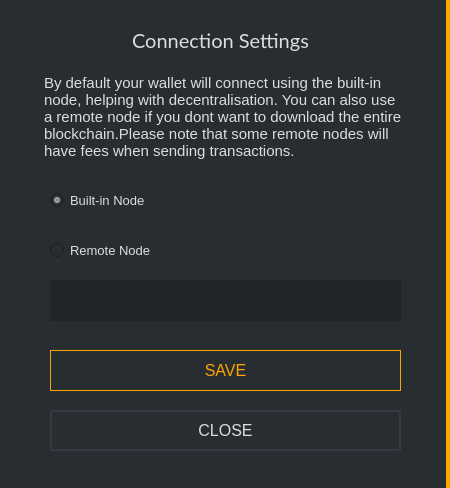
Qt form src/gui/ui/nodesettings.ui (ConcealNetwork/conceal-desktop) before a commit.
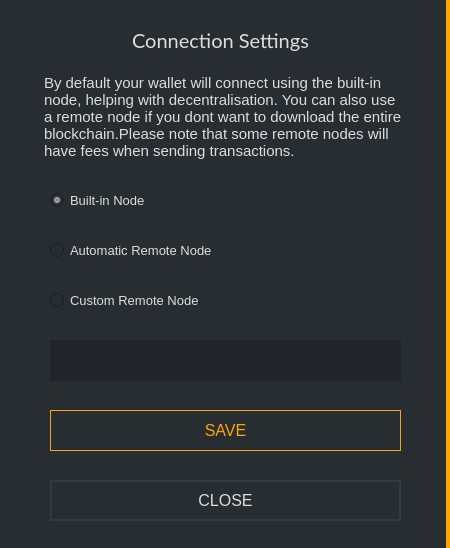
The same form after that commit.

Diff of the .ui file:
```diff
--- a/src/gui/ui/nodesettings.ui
+++ b/src/gui/ui/nodesettings.ui
@@ -7,7 +7,7 @@
     <x>0</x>
     <y>0</y>
     <width>450</width>
-    <height>488</height>
+    <height>548</height>
    </rect>
   </property>
   <property name="minimumSize">
@@ -28,7 +28,7 @@
      <x>0</x>
      <y>0</y>
      <width>450</width>
-     <height>491</height>
+     <height>548</height>
     </rect>
    </property>
    <property name="styleSheet">
@@ -91,7 +91,7 @@
     <property name="geometry">
      <rect>
       <x>50</x>
-      <y>240</y>
+      <y>290</y>
       <width>351</width>
       <height>21</height>
      </rect>
@@ -107,7 +107,7 @@
 font-size: 13px;</string>
     </property>
     <property name="text">
-     <string>Remote Node</string>
+     <string>Custom Remote Node</string>
     </property>
     <property name="checked">
      <bool>false</bool>
@@ -143,7 +143,7 @@
     <property name="geometry">
      <rect>
       <x>50</x>
-      <y>410</y>
+      <y>480</y>
       <width>351</width>
       <height>41</height>
      </rect>
@@ -170,7 +170,7 @@
     <property name="geometry">
      <rect>
       <x>50</x>
-      <y>350</y>
+      <y>410</y>
       <width>351</width>
       <height>41</height>
      </rect>
@@ -197,7 +197,7 @@
     <property name="geometry">
      <rect>
       <x>50</x>
-      <y>280</y>
+      <y>340</y>
       <width>351</width>
       <height>41</height>
      </rect>
@@ -213,6 +213,32 @@
      <string/>
     </property>
    </widget>
+   <widget class="QRadioButton" name="radioButton_3">
+    <property name="geometry">
+     <rect>
+      <x>50</x>
+      <y>240</y>
+      <width>351</width>
+      <height>21</height>
+     </rect>
+    </property>
+    <property name="font">
+     <font>
+      <pointsize>-1</pointsize>
+     </font>
+    </property>
+    <property name="styleSheet">
+     <string notr="true">color: #ddd;
+border-right: 0px;
+font-size: 13px;</string>
+    </property>
+    <property name="text">
+     <string>Automatic Remote Node</string>
+    </property>
+    <property name="checked">
+     <bool>false</bool>
+    </property>
+   </widget>
   </widget>
  </widget>
  <resources/>
```
